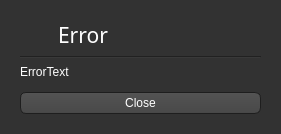
First picture: the form in ErrorBox.ui, repository BenjaminHalko/WiiMusicEditorPlus, before the edit.
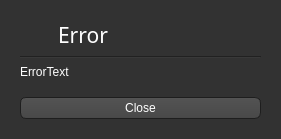
Second picture: the form after the edit. The open tabs and pages were chosen to show the change. Icons and pictures are not drawn.

What changed in the file:
```diff
--- a/ErrorBox.ui
+++ b/ErrorBox.ui
@@ -13,7 +13,7 @@
     <x>0</x>
     <y>0</y>
     <width>281</width>
-    <height>134</height>
+    <height>139</height>
    </rect>
   </property>
   <property name="windowTitle">
```
Left out of the diff: 14 changed lines with no effect on the pictures.
